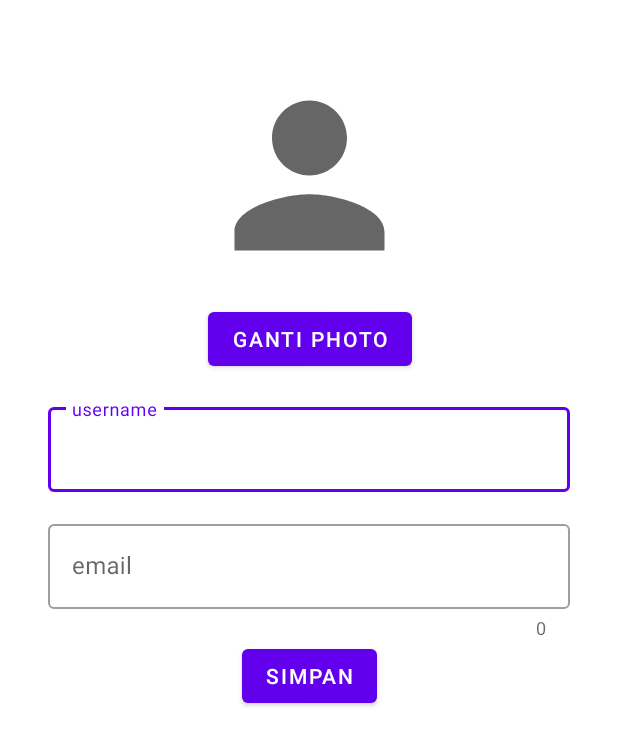
After one commit to Femastia/binar-challenge-chapter7, an Android app: the UpdateUserActivity screen opened directly, with no data from a screen before it, on a phone screen of 412 x 824 dp. The commit adds this screen. Shown: the top 746 px of the screen. Run offline under Robolectric (Android 15) with nearby library versions, the phone set to English and light mode, and no system bars; pictures from the network do not load.

Commit message:
Menu update +halam profile -belum bisa update user

```diff
--- a/app/src/main/AndroidManifest.xml
+++ b/app/src/main/AndroidManifest.xml
@@ -3,6 +3,8 @@
     package="com.ihsan.binarchallengechapter7">
 
     <uses-permission android:name="android.permission.INTERNET" />
+    <uses-permission android:name="android.permission.CAMERA"/>
+    <uses-permission android:name="android.permission.WRITE_EXTERNAL_STORAGE"/>
 
     <application
         android:allowBackup="true"
@@ -11,6 +13,9 @@
         android:roundIcon="@mipmap/ic_launcher_round"
         android:supportsRtl="true"
         android:theme="@style/Theme.BinarChallengeChapter7">
+        <activity
+            android:name=".UpdateUserActivity"
+            android:exported="false" />
         <activity
             android:name=".ProfileActivity"
             android:exported="false" />
--- a/app/src/main/java/com/ihsan/binarchallengechapter7/helper/LoginPref.kt
+++ b/app/src/main/java/com/ihsan/binarchallengechapter7/helper/LoginPref.kt
@@ -11,7 +11,7 @@ class LoginPref(context: Context) {
         const val TAG = "LoginPref"
     }
 
-    val sharedPreferences: SharedPreferences = context.getSharedPreferences(sharedPrefFile, Context.MODE_PRIVATE)
+    private val sharedPreferences: SharedPreferences = context.getSharedPreferences(sharedPrefFile, Context.MODE_PRIVATE)
 
     fun setLoginPref(token: String){
         Log.i(TAG, "setLoginPref: token = $token")
--- a/app/src/main/java/com/ihsan/binarchallengechapter7/network/ApiService.kt
+++ b/app/src/main/java/com/ihsan/binarchallengechapter7/network/ApiService.kt
@@ -1,11 +1,9 @@
 package com.ihsan.binarchallengechapter7.network
 
-import com.ihsan.binarchallengechapter7.model.ResponseUser
-import com.ihsan.binarchallengechapter7.model.SuccessAuth
-import com.ihsan.binarchallengechapter7.model.SuccessLogin
-import com.ihsan.binarchallengechapter7.model.SuccessRegister
+import com.ihsan.binarchallengechapter7.model.*
 import retrofit2.Call
 import retrofit2.http.*
+import retrofit2.http.Body
 
 interface ApiService {
 
@@ -33,4 +31,10 @@ interface ApiService {
     fun getuser(
         @Header("Authorization") token: String
     ): Call<ResponseUser>
+
+    @PUT("v1/users")
+    fun updateUser(
+        @Header("Authorization") token: String,
+        @Body dataPutUpdate: DataPutUpdate
+    ): Call<ResponsePut>
 }
--- a/app/src/main/res/layout/activity_main.xml
+++ b/app/src/main/res/layout/activity_main.xml
@@ -127,7 +127,7 @@
             android:layout_height="wrap_content"
             android:layout_marginTop="8dp"
             android:layout_marginBottom="24dp"
-            android:text="Daftar user"
+            android:text="User"
             android:textAlignment="center"
             android:textSize="20sp"
             android:textStyle="bold"
--- /dev/null
+++ b/app/src/main/res/layout/activity_update_user.xml
@@ -0,0 +1,99 @@
+<?xml version="1.0" encoding="utf-8"?>
+
+<ScrollView xmlns:android="http://schemas.android.com/apk/res/android"
+    xmlns:app="http://schemas.android.com/apk/res-auto"
+    xmlns:tools="http://schemas.android.com/tools"
+    android:layout_width="match_parent"
+    android:layout_height="wrap_content"
+    tools:context=".UpdateUserActivity">
+
+    <androidx.constraintlayout.widget.ConstraintLayout
+        android:layout_width="match_parent"
+        android:layout_height="wrap_content">
+
+        <ProgressBar
+            android:id="@+id/progress_Bar"
+            android:layout_width="wrap_content"
+            android:layout_height="wrap_content"
+            android:visibility="gone"
+            app:layout_constraintBottom_toBottomOf="@+id/img_profile"
+            app:layout_constraintEnd_toEndOf="parent"
+            app:layout_constraintStart_toStartOf="parent"
+            app:layout_constraintTop_toTopOf="parent"
+            app:layout_constraintVertical_bias="0.68" />
+
+        <ImageView
+            android:id="@+id/img_profile"
+            android:layout_width="150dp"
+            android:layout_height="170dp"
+            android:layout_marginTop="32dp"
+            android:src="@drawable/ic_baseline_person_24"
+            app:layout_constraintEnd_toEndOf="parent"
+            app:layout_constraintStart_toStartOf="parent"
+            app:layout_constraintTop_toTopOf="parent" />
+
+        <com.google.android.material.button.MaterialButton
+            android:id="@+id/btn_load_image"
+            android:layout_width="wrap_content"
+            android:layout_height="wrap_content"
+            android:text="Ganti Photo"
+            app:layout_constraintEnd_toEndOf="@+id/img_profile"
+            app:layout_constraintStart_toStartOf="@+id/img_profile"
+            app:layout_constraintTop_toBottomOf="@+id/img_profile" />
+
+        <com.google.android.material.textfield.TextInputLayout
+            android:id="@+id/til_username"
+            style="@style/Widget.MaterialComponents.TextInputLayout.OutlinedBox"
+            android:layout_width="match_parent"
+            android:layout_height="wrap_content"
+            android:layout_marginStart="32dp"
+            android:layout_marginTop="16dp"
+            android:layout_marginEnd="32dp"
+            android:hint="@string/hint_username"
+            app:endIconMode="clear_text"
+            app:layout_constraintEnd_toEndOf="parent"
+            app:layout_constraintStart_toStartOf="parent"
+            app:layout_constraintTop_toBottomOf="@+id/btn_load_image">
+
+            <com.google.android.material.textfield.TextInputEditText
+                android:id="@+id/edt_username"
+                android:layout_width="match_parent"
+                android:layout_height="wrap_content"
+                android:singleLine="true" />
+        </com.google.android.material.textfield.TextInputLayout>
+
+        <com.google.android.material.textfield.TextInputLayout
+            android:id="@+id/til_emailuser"
+            style="@style/Widget.MaterialComponents.TextInputLayout.OutlinedBox"
+            android:layout_width="match_parent"
+            android:layout_height="wrap_content"
+            android:layout_marginStart="32dp"
+            android:layout_marginTop="16dp"
+            android:layout_marginEnd="32dp"
+            android:hint="@string/hint_email"
+            app:counterEnabled="true"
+            app:endIconMode="clear_text"
+            app:layout_constraintEnd_toEndOf="parent"
+            app:layout_constraintStart_toStartOf="parent"
+            app:layout_constraintTop_toBottomOf="@+id/til_username">
+
+            <com.google.android.material.textfield.TextInputEditText
+                android:id="@+id/edt_emailuser"
+                android:layout_width="match_parent"
+                android:layout_height="wrap_content"
+                android:singleLine="true" />
+        </com.google.android.material.textfield.TextInputLayout>
+
+        <com.google.android.material.button.MaterialButton
+            android:id="@+id/btn_save"
+            android:layout_width="wrap_content"
+            android:layout_height="wrap_content"
+            android:layout_marginBottom="32dp"
+            android:text="Simpan"
+            app:layout_constraintBottom_toBottomOf="parent"
+            app:layout_constraintEnd_toEndOf="@+id/til_emailuser"
+            app:layout_constraintStart_toStartOf="@+id/til_emailuser"
+            app:layout_constraintTop_toBottomOf="@+id/til_emailuser" />
+
+    </androidx.constraintlayout.widget.ConstraintLayout>
+</ScrollView>
```
Also changed, not shown: app/src/main/java/com/ihsan/binarchallengechapter7/ProfileActivity.kt (+1 -6 lines), app/src/main/java/com/ihsan/binarchallengechapter7/UpdateUserActivity.kt (added, +97 -0 lines), app/src/main/java/com/ihsan/binarchallengechapter7/model/ResponsePut.kt (added, +36 -0 lines), app/src/main/java/com/ihsan/binarchallengechapter7/viewmodel/MainViewModel.kt (+31 -4 lines).
